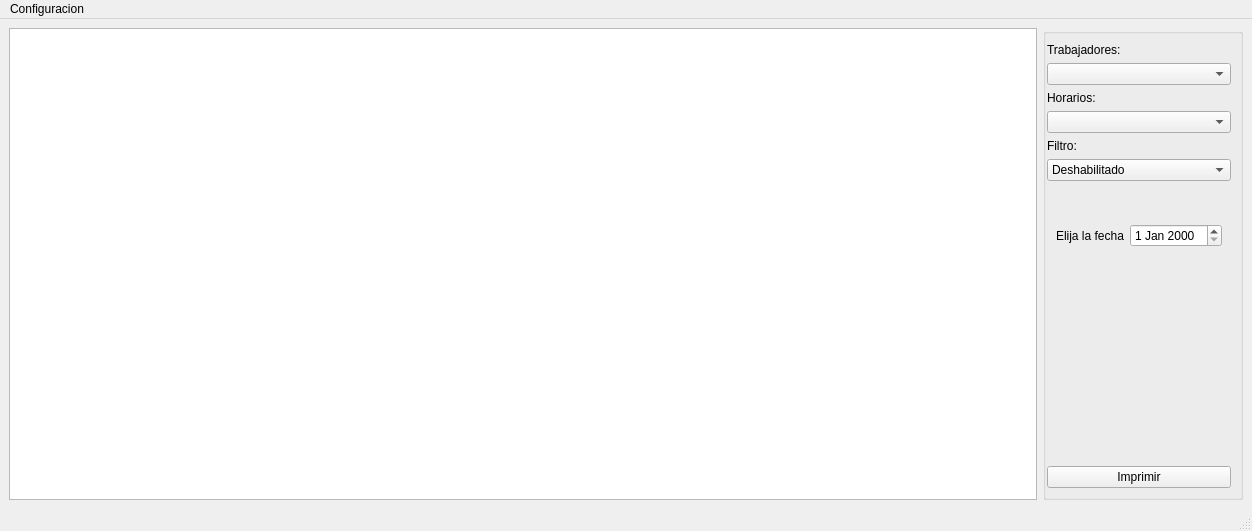
First picture: the form in ui/MainView.ui, repository linoboss/PyExcel, before the edit.
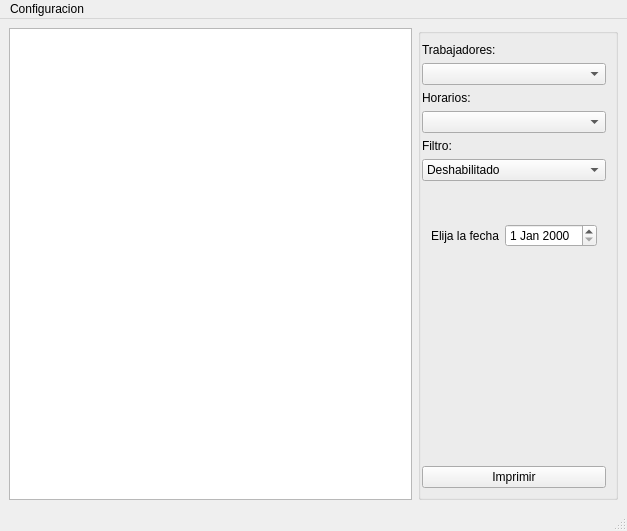
Second picture: the form after the edit.

```diff
--- a/ui/MainView.ui
+++ b/ui/MainView.ui
@@ -6,7 +6,7 @@
    <rect>
     <x>0</x>
     <y>0</y>
-    <width>1252</width>
+    <width>627</width>
     <height>531</height>
    </rect>
   </property>
@@ -29,7 +29,7 @@
          <widget class="QTableView" name="qtable">
           <property name="minimumSize">
            <size>
-            <width>800</width>
+            <width>0</width>
             <height>0</height>
            </size>
           </property>
@@ -249,17 +249,17 @@
     <rect>
      <x>0</x>
      <y>0</y>
-     <width>1252</width>
+     <width>627</width>
      <height>21</height>
     </rect>
    </property>
-   <widget class="QMenu" name="menuConfiguracion">
+   <widget class="QMenu" name="menuConfiguration">
     <property name="title">
      <string>Configuracion</string>
     </property>
     <addaction name="actionBase_de_datos"/>
    </widget>
-   <addaction name="menuConfiguracion"/>
+   <addaction name="menuConfiguration"/>
   </widget>
   <widget class="QStatusBar" name="statusbar"/>
   <action name="actionBase_de_datos">
```
Left out of the diff: 12 changed lines with no effect on the pictures.
